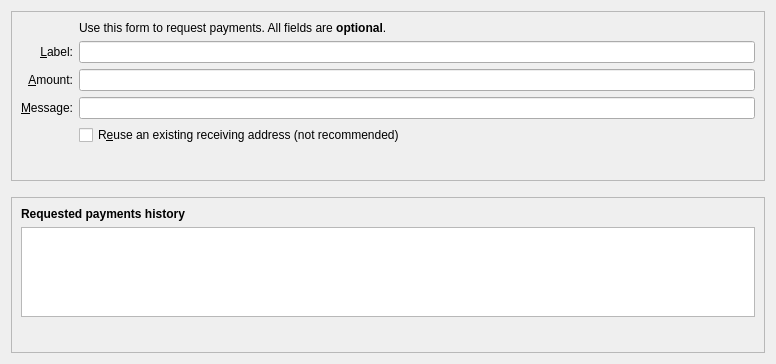
This is src/qt/forms/receivecoinsdialog.ui in NicoDFS/FGC-1.2.5 as Qt 5 draws it before an edit. The edited form follows.
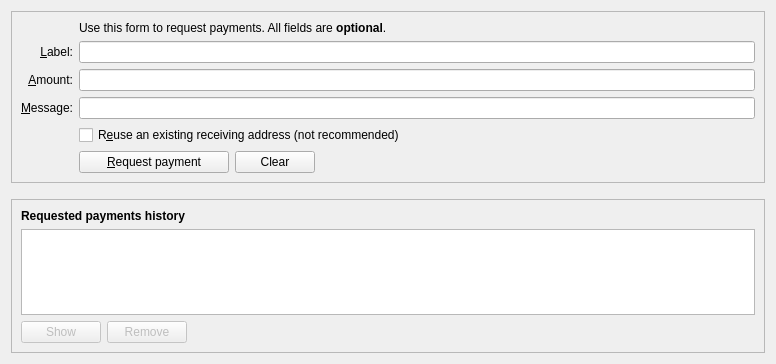
This is the edited form. Icons and pictures are not drawn. Custom widgets are drawn as their Qt base class.

Diff of the .ui file:
```diff
--- a/src/qt/forms/receivecoinsdialog.ui
+++ b/src/qt/forms/receivecoinsdialog.ui
@@ -130,15 +130,15 @@
         <item row="8" column="2">
          <layout class="QHBoxLayout" name="horizontalLayout">
           <item>
-           <widget class="QtMaterialFlatButton" name="receiveButton" native="true">
+           <widget class="QPushButton" name="receiveButton">
             <property name="minimumSize">
              <size>
               <width>150</width>
               <height>0</height>
              </size>
             </property>
-            <property name="text" stdset="0">
-             <string>Generate Address</string>
+            <property name="text">
+             <string>&amp;Request payment</string>
             </property>
             <property name="icon" stdset="0">
              <iconset resource="../fantasygold.qrc">
@@ -147,7 +147,7 @@
            </widget>
           </item>
           <item>
-           <widget class="QtMaterialFlatButton" name="clearButton" native="true">
+           <widget class="QPushButton" name="clearButton">
             <property name="sizePolicy">
              <sizepolicy hsizetype="Minimum" vsizetype="Fixed">
               <horstretch>0</horstretch>
@@ -290,7 +290,7 @@
       <item>
        <layout class="QHBoxLayout" name="horizontalLayout_2">
         <item>
-         <widget class="QtMaterialFlatButton" name="showRequestButton" native="true">
+         <widget class="QPushButton" name="showRequestButton">
           <property name="enabled">
            <bool>false</bool>
           </property>
@@ -310,7 +310,7 @@
          </widget>
         </item>
         <item>
-         <widget class="QtMaterialFlatButton" name="removeRequestButton" native="true">
+         <widget class="QPushButton" name="removeRequestButton">
           <property name="enabled">
            <bool>false</bool>
           </property>
@@ -350,11 +350,6 @@
   </layout>
  </widget>
  <customwidgets>
-  <customwidget>
-   <class>QtMaterialFlatButton</class>
-   <extends>QWidget</extends>
-   <header>qtmaterialflatbutton.h</header>
-  </customwidget>
   <customwidget>
    <class>BitcoinAmountField</class>
    <extends>QLineEdit</extends>
```
Left out of the diff: 20 changed lines with no effect on the pictures.
